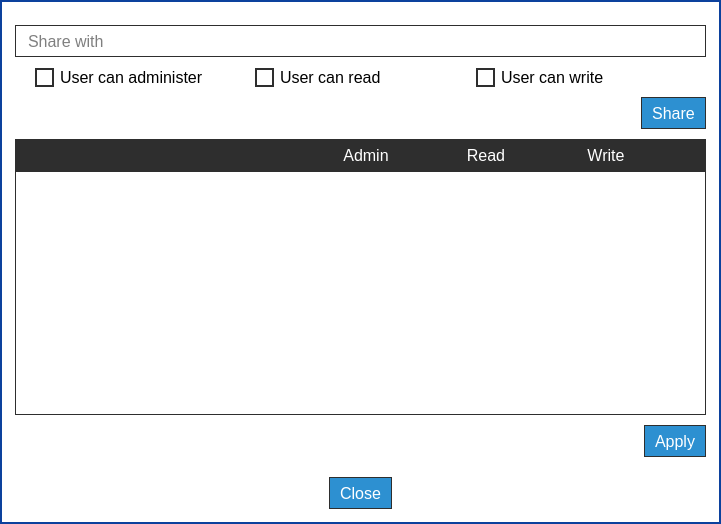
Scille/parsec-cloud, file parsec/core/gui/forms/workspace_sharing_dialog.ui: the form before one commit.
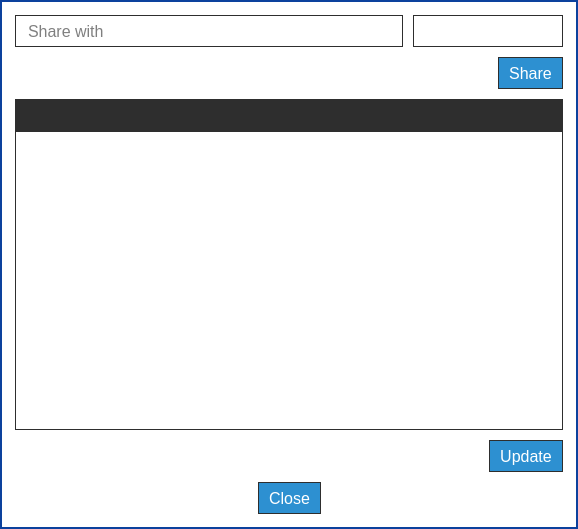
The form after the commit. Icons and pictures are not drawn.

Commit message: [GUI] Updated workspace sharing to use roles

```diff
--- a/parsec/core/gui/forms/workspace_sharing_dialog.ui
+++ b/parsec/core/gui/forms/workspace_sharing_dialog.ui
@@ -6,13 +6,19 @@
    <rect>
     <x>0</x>
     <y>0</y>
-    <width>721</width>
-    <height>524</height>
+    <width>578</width>
+    <height>529</height>
    </rect>
   </property>
   <property name="windowTitle">
    <string>Manage workspace sharing</string>
   </property>
+  <property name="styleSheet">
+   <string notr="true">QDialog#WorkspaceSharingDialog
+{
+background-color: rgb(255, 255, 255);
+}</string>
+  </property>
   <layout class="QVBoxLayout" name="verticalLayout">
    <property name="leftMargin">
     <number>0</number>
@@ -28,6 +34,9 @@
    </property>
    <item>
     <widget class="QWidget" name="widget" native="true">
+     <property name="enabled">
+      <bool>true</bool>
+     </property>
      <property name="styleSheet">
       <string notr="true">QWidget#widget
 {
@@ -47,23 +56,41 @@
 background-color: rgb(200, 200, 200);
 }
 
-QCheckBox::indicator
+QComboBox
 {
-width: 15px;
-height: 15px;
-background-color: rgb(255, 255, 255);
-border: 2px solid rgb(46, 46, 46);
+border: 1px solid rgb(46, 46, 46);
+background-color: white;
 color: black;
+padding-left: 5px;
 }
 
-QCheckBox::indicator:checked
+QComboBox:disabled
 {
-image: url(:/icons/images/icons/checked.png)
+background-color: rgb(220, 220, 220);
+}
+
+QComboBox::drop-down
+{
+border: 0px;
+background-color: rgb(255, 255, 255);
+}
+
+QComboBox::down-arrow
+{
+image: url(:/icons/images/icons/down-arrow.png);
+width: 16px;
+height: 16px;
+padding-right: 5px;
+}
+
+QComboBox::drop-down:disabled
+{
+background-color: rgb(220, 220, 220);
 }</string>
      </property>
      <layout class="QVBoxLayout" name="verticalLayout_2">
       <property name="spacing">
-       <number>0</number>
+       <number>10</number>
       </property>
       <property name="leftMargin">
        <number>15</number>
@@ -87,14 +114,16 @@
           <number>0</number>
          </property>
          <property name="topMargin">
-          <number>10</number>
+          <number>0</number>
          </property>
          <property name="rightMargin">
           <number>0</number>
          </property>
          <property name="bottomMargin">
-          <number>10</number>
+          <number>0</number>
          </property>
+         <item>
+          <layout class="QHBoxLayout" name="horizontalLayout_6">
          <item>
           <widget class="QLineEdit" name="line_edit_share">
            <property name="minimumSize">
@@ -117,70 +146,25 @@
           </widget>
          </item>
          <item>
-          <layout class="QHBoxLayout" name="horizontalLayout_4">
-           <property name="leftMargin">
-            <number>20</number>
-           </property>
-           <property name="topMargin">
-            <number>0</number>
-           </property>
-           <property name="rightMargin">
-            <number>20</number>
-           </property>
-           <property name="bottomMargin">
-            <number>0</number>
-           </property>
-           <item>
-            <widget class="QCheckBox" name="checkbox_admin">
-             <property name="font">
-              <font>
-               <pointsize>12</pointsize>
-              </font>
-             </property>
-             <property name="text">
-              <string>User can administer</string>
-             </property>
-             <property name="checked">
-              <bool>true</bool>
-             </property>
-            </widget>
-           </item>
-           <item>
-            <widget class="QCheckBox" name="checkbox_read">
+            <widget class="QComboBox" name="combo_role">
              <property name="enabled">
               <bool>true</bool>
              </property>
-             <property name="font">
-              <font>
-               <pointsize>12</pointsize>
-              </font>
+             <property name="minimumSize">
+              <size>
+               <width>150</width>
+               <height>32</height>
+              </size>
              </property>
-             <property name="text">
-              <string>User can read</string>
-             </property>
-             <property name="checked">
-              <bool>true</bool>
-             </property>
-            </widget>
-           </item>
-           <item>
-            <widget class="QCheckBox" name="checkbox_write">
-             <property name="enabled">
-              <bool>true</bool>
-             </property>
              <property name="font">
               <font>
                <pointsize>12</pointsize>
               </font>
              </property>
-             <property name="layoutDirection">
-              <enum>Qt::LeftToRight</enum>
-             </property>
-             <property name="text">
-              <string>User can write</string>
-             </property>
-             <property name="checked">
-              <bool>true</bool>
+             <property name="toolTip">
+              <string>A reader can see uploaded files.
+A collaborator can upload files (and see them).
+A manager can add people and manage their permissions (and see and upload files).</string>
              </property>
             </widget>
            </item>
@@ -261,6 +245,24 @@
        </widget>
       </item>
       <item>
+       <widget class="QWidget" name="widget_2" native="true">
+        <layout class="QVBoxLayout" name="verticalLayout_5">
+         <property name="spacing">
+          <number>0</number>
+         </property>
+         <property name="leftMargin">
+          <number>0</number>
+         </property>
+         <property name="topMargin">
+          <number>0</number>
+         </property>
+         <property name="rightMargin">
+          <number>0</number>
+         </property>
+         <property name="bottomMargin">
+          <number>0</number>
+         </property>
+         <item>
        <widget class="QWidget" name="widget_title" native="true">
         <property name="minimumSize">
          <size>
@@ -294,103 +296,6 @@
          <property name="bottomMargin">
           <number>0</number>
          </property>
-         <item>
-          <widget class="QLabel" name="label_3">
-           <property name="text">
-            <string/>
-           </property>
-          </widget>
-         </item>
-         <item>
-          <widget class="QLabel" name="label_4">
-           <property name="minimumSize">
-            <size>
-             <width>120</width>
-             <height>0</height>
-            </size>
-           </property>
-           <property name="maximumSize">
-            <size>
-             <width>120</width>
-             <height>16777215</height>
-            </size>
-           </property>
-           <property name="font">
-            <font>
-             <pointsize>12</pointsize>
-            </font>
-           </property>
-           <property name="styleSheet">
-            <string notr="true">color: rgb(255, 255, 255);</string>
-           </property>
-           <property name="text">
-            <string>Admin</string>
-           </property>
-           <property name="alignment">
-            <set>Qt::AlignCenter</set>
-           </property>
-          </widget>
-         </item>
-         <item>
-          <widget class="QLabel" name="label">
-           <property name="minimumSize">
-            <size>
-             <width>120</width>
-             <height>0</height>
-            </size>
-           </property>
-           <property name="maximumSize">
-            <size>
-             <width>120</width>
-             <height>16777215</height>
-            </size>
-           </property>
-           <property name="font">
-            <font>
-             <pointsize>12</pointsize>
-            </font>
-           </property>
-           <property name="styleSheet">
-            <string notr="true">color: rgb(255, 255, 255);</string>
-           </property>
-           <property name="text">
-            <string>Read</string>
-           </property>
-           <property name="alignment">
-            <set>Qt::AlignCenter</set>
-           </property>
-          </widget>
-         </item>
-         <item>
-          <widget class="QLabel" name="label_2">
-           <property name="minimumSize">
-            <size>
-             <width>120</width>
-             <height>0</height>
-            </size>
-           </property>
-           <property name="maximumSize">
-            <size>
-             <width>120</width>
-             <height>16777215</height>
-            </size>
-           </property>
-           <property name="font">
-            <font>
-             <pointsize>12</pointsize>
-            </font>
-           </property>
-           <property name="styleSheet">
-            <string notr="true">color: rgb(255, 255, 255);</string>
-           </property>
-           <property name="text">
-            <string>Write</string>
-           </property>
-           <property name="alignment">
-            <set>Qt::AlignCenter</set>
-           </property>
-          </widget>
-         </item>
         </layout>
        </widget>
       </item>
@@ -416,8 +321,8 @@
           <rect>
            <x>0</x>
            <y>0</y>
-           <width>691</width>
-           <height>239</height>
+              <width>548</width>
+              <height>291</height>
           </rect>
          </property>
          <property name="styleSheet">
@@ -428,9 +333,18 @@
 }</string>
          </property>
          <layout class="QVBoxLayout" name="verticalLayout_3">
+             <property name="spacing">
+              <number>5</number>
+             </property>
+             <property name="leftMargin">
+              <number>20</number>
+             </property>
           <property name="topMargin">
            <number>9</number>
           </property>
+             <property name="rightMargin">
+              <number>20</number>
+             </property>
           <item>
            <spacer name="verticalSpacer">
             <property name="orientation">
@@ -448,13 +362,19 @@
         </widget>
        </widget>
       </item>
+        </layout>
+       </widget>
+      </item>
       <item>
        <layout class="QHBoxLayout" name="horizontalLayout_5">
+        <property name="spacing">
+         <number>0</number>
+        </property>
         <property name="topMargin">
-         <number>10</number>
+         <number>0</number>
         </property>
         <property name="bottomMargin">
-         <number>10</number>
+         <number>0</number>
         </property>
         <item>
          <spacer name="horizontalSpacer_4">
@@ -503,7 +423,7 @@
 }</string>
           </property>
           <property name="text">
-           <string>Apply</string>
+           <string>Update</string>
           </property>
           <property name="icon">
            <iconset resource="../rc/resources.qrc">
@@ -521,8 +441,11 @@
       </item>
       <item>
        <layout class="QHBoxLayout" name="horizontalLayout">
+        <property name="spacing">
+         <number>0</number>
+        </property>
         <property name="topMargin">
-         <number>10</number>
+         <number>0</number>
         </property>
         <item>
          <spacer name="horizontalSpacer">
```
Lines whose indentation alone changed are shown as unchanged. The commit also changes 7 other files.
